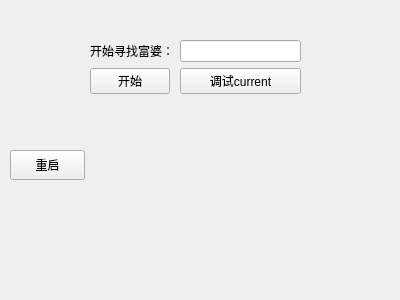
This is ui/main1.ui in ooopen/pyqtdnf as Qt 5 draws it before an edit. The edited form follows.
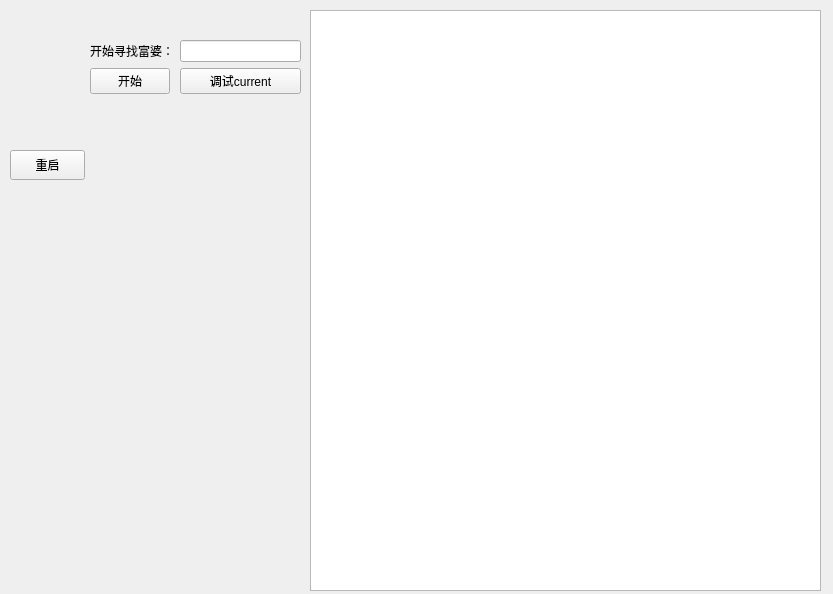
This is the edited form.

```diff
--- a/ui/main1.ui
+++ b/ui/main1.ui
@@ -6,8 +6,8 @@
    <rect>
     <x>0</x>
     <y>0</y>
-    <width>400</width>
-    <height>300</height>
+    <width>833</width>
+    <height>594</height>
    </rect>
   </property>
   <property name="windowTitle">
@@ -62,6 +62,16 @@
     <string>重启</string>
    </property>
   </widget>
+  <widget class="QTextBrowser" name="textBrowser">
+   <property name="geometry">
+    <rect>
+     <x>310</x>
+     <y>10</y>
+     <width>511</width>
+     <height>581</height>
+    </rect>
+   </property>
+  </widget>
  </widget>
  <resources/>
  <connections/>
```
